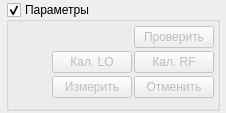
This is measurewidget.ui in igrekus/mod_measure as Qt 5 draws it before an edit. The edited form follows.
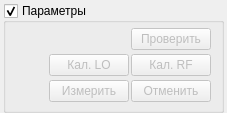
This is the edited form.

Commit message: FIX: margins to better align widgets

```diff
--- a/measurewidget.ui
+++ b/measurewidget.ui
@@ -6,7 +6,7 @@
    <rect>
     <x>0</x>
     <y>0</y>
-    <width>224</width>
+    <width>218</width>
     <height>113</height>
    </rect>
   </property>
@@ -15,16 +15,16 @@
   </property>
   <layout class="QVBoxLayout" name="layparams">
    <property name="leftMargin">
-    <number>6</number>
+    <number>3</number>
    </property>
    <property name="topMargin">
-    <number>2</number>
+    <number>3</number>
    </property>
    <property name="rightMargin">
-    <number>6</number>
+    <number>3</number>
    </property>
    <property name="bottomMargin">
-    <number>2</number>
+    <number>0</number>
    </property>
    <item>
     <widget class="QGroupBox" name="grpParams">
@@ -34,6 +34,12 @@
        <verstretch>0</verstretch>
       </sizepolicy>
      </property>
+     <property name="minimumSize">
+      <size>
+       <width>0</width>
+       <height>0</height>
+      </size>
+     </property>
      <property name="title">
       <string>Параметры</string>
      </property>
@@ -51,7 +57,7 @@
        <number>3</number>
       </property>
       <property name="rightMargin">
-       <number>3</number>
+       <number>2</number>
       </property>
       <property name="bottomMargin">
        <number>6</number>
@@ -83,7 +89,7 @@
             <number>0</number>
            </property>
            <property name="rightMargin">
-            <number>0</number>
+            <number>8</number>
            </property>
            <property name="bottomMargin">
             <number>0</number>
@@ -122,7 +128,7 @@
             <number>0</number>
            </property>
            <property name="rightMargin">
-            <number>0</number>
+            <number>8</number>
            </property>
            <property name="bottomMargin">
             <number>0</number>
@@ -164,6 +170,9 @@
          </item>
          <item>
           <layout class="QHBoxLayout" name="horizontalLayout">
+           <property name="rightMargin">
+            <number>8</number>
+           </property>
            <item>
             <spacer name="horizontalSpacer">
              <property name="orientation">
```
The commit also changes 2 other files.
